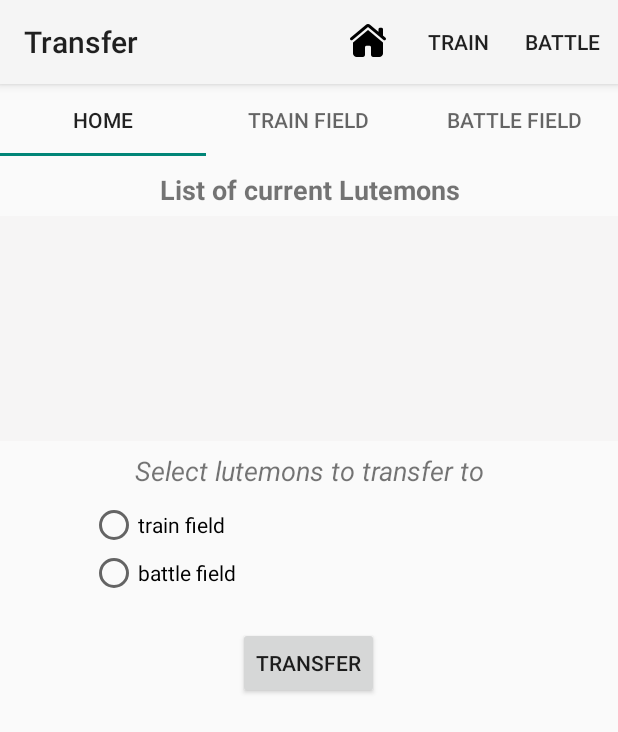
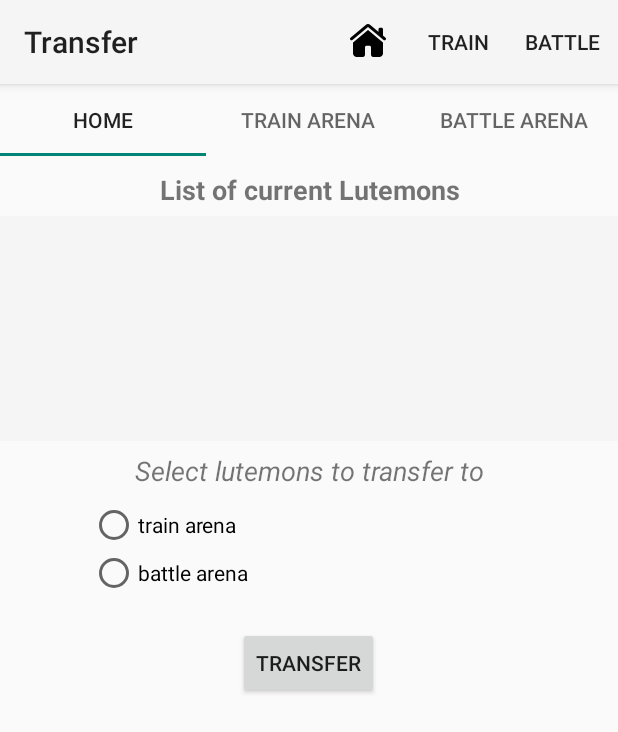
Before and after one commit to saugkim/LUT_Olio2023_HT_project, an Android app: the TransferActivity screen opened directly, with no data from a screen before it, after a tap on "TRANSFER", on a phone screen of 412 x 824 dp. Shown: the top 732 px of the screen. Run offline under Robolectric (Android 15) with nearby library versions, the phone set to English and light mode, and no system bars; our stand-ins replace Room's generated code.

Commit message:
code clean

```diff
--- a/Lutemon/app/src/main/java/ht/lutemon/Lutemon.java
+++ b/Lutemon/app/src/main/java/ht/lutemon/Lutemon.java
@@ -153,7 +153,8 @@ public class Lutemon implements Cloneable, Serializable {
                         this.team, this.name, opponent.getTeam(), opponent.getName());
 
         int damage = (this.attack + this.xp);
-        opponent.setCurrentHealth(opponent.getCurrentHealth() + opponent.getDefence() - damage);
+        int remainingHealth = Math.max((opponent.getCurrentHealth() + opponent.getDefence() - damage), 0);
+        opponent.setCurrentHealth(remainingHealth);
 
         return ret;
     }
--- a/Lutemon/app/src/main/java/ht/lutemon/LutemonRepository.java
+++ b/Lutemon/app/src/main/java/ht/lutemon/LutemonRepository.java
@@ -73,7 +73,7 @@ public class LutemonRepository {
         });
     }
 
-    public void updateCurrentHealthToMax(int id, int hp) {
+    public void updateCurrentHealth(int id, int hp) {
         LutemonDatabase.databaseWriteExecutor.execute(()-> {
             dao.updateHealth(id, hp);
         });
--- a/Lutemon/app/src/main/java/ht/lutemon/TransferActivity.java
+++ b/Lutemon/app/src/main/java/ht/lutemon/TransferActivity.java
@@ -21,7 +21,7 @@ public class TransferActivity extends AppCompatActivity {
     ViewPager2 viewPager;
     ViewPagerAdapter adapter;
 
-    public static String[] TITLES = new String[] {"HOME", "TRAIN FIELD", "BATTLE FIELD"};
+    public static String[] TITLES = new String[] {"HOME", "TRAIN ARENA", "BATTLE ARENA"};
 
     @Override
     protected void onCreate(Bundle savedInstanceState) {
@@ -33,25 +33,20 @@ public class TransferActivity extends AppCompatActivity {
 
         setViewPagerAdapter();
 
-        new TabLayoutMediator(tabLayout, viewPager, new TabLayoutMediator.TabConfigurationStrategy() {
-            @Override
-            public void onConfigureTab(@NonNull TabLayout.Tab tab, int position) {
-                tab.setText(TITLES[position]);
-            }
-        }).attach();
+        new TabLayoutMediator(tabLayout, viewPager,
+                (tab, position) -> tab.setText(TITLES[position])).attach();
     }
 
     public void setViewPagerAdapter() {
         adapter = new ViewPagerAdapter(this);
         ArrayList<Fragment> fragmentList = new ArrayList<>();
 
-        for (int i = 0; i < TITLES.length ; i++) {
-            fragmentList.add(TransferFragment.newInstance(TITLES[i]));
+        for (String title : TITLES) {
+            fragmentList.add(TransferFragment.newInstance(title));
         }
         adapter.setData(fragmentList);
         viewPager.setAdapter(adapter);
     }
-
 
 
     @Override
--- a/Lutemon/app/src/main/java/ht/lutemon/TransferFragment.java
+++ b/Lutemon/app/src/main/java/ht/lutemon/TransferFragment.java
@@ -26,7 +26,7 @@ public class TransferFragment extends Fragment {
 
     private static final String TAG = "ZZ Transfer";
     private static final String ARG_PARAM1 = "param1";
-    static String[] ARENAS = new String[] {"HOME", "TRAIN FIELD", "BATTLE FIELD"};
+    static String[] ARENAS = new String[] {"HOME", "TRAIN ARENA", "BATTLE ARENA"};
     LutemonRepository repository;
     LinearLayout layoutForLutemons;
     RadioGroup radioGroupArena;
@@ -78,7 +78,7 @@ public class TransferFragment extends Fragment {
         radioGroupArena = view.findViewById(R.id.radioGroupField);
         buttonTransfer = view.findViewById(R.id.buttonTransfer);
 
-        createArenaListToTransferInRadioGroup(view);
+        createListOfArenaToTransferInRadioGroup(view);
 
         resetUI();
 
@@ -87,15 +87,27 @@ public class TransferFragment extends Fragment {
         return view;
     }
 
-    /** invoked by buttonTransfer
+    /**
+     * call method to create check-box UI element
+     * be able to select multiple lutemons (no limit)
+     */
+    @Override
+    public void onResume() {
+        super.onResume();
+
+        resetUI();
+        createListOfLutemonsInArena(arena);
+    }
+
+    /** invoked by buttonTransfer onClick
      * transfer lutemon from current arena to another
-     * transfer to Home recover current health to max health
+     * transfer to Home lutemon recovers current health to max health
      * @param view
      */
     private void transfer(View view) {
-        String arena = getSelectedArenaToTransfer();
-        if (arena == null) {
-            Toast.makeText(view.getContext(), "Select field first", Toast.LENGTH_LONG).show();
+        String selectedArena = getSelectedArenaToTransfer();
+        if (selectedArena == null) {
+            Toast.makeText(view.getContext(), "Select arena to transfer to", Toast.LENGTH_LONG).show();
             return;
         }
 
@@ -107,11 +119,11 @@ public class TransferFragment extends Fragment {
 
         for (int i = 0; i < lutemonIndexes.size(); i++) {
             int index = lutemonIndexes.get(i);
-            repository.updateArena(index, arena.split(" ")[0]);
+            repository.updateArena(index, selectedArena.split(" ")[0]);
 
-            if (arena.equals("HOME")) {
+            if (selectedArena.equals("HOME")) {
                 String HP = lutemonInfoStrings.get(i).split("\\[")[1].split(" ")[6].split("/")[1];
-                repository.updateCurrentHealthToMax(index, Integer.parseInt(HP));
+                repository.updateCurrentHealth(index, Integer.parseInt(HP));
             }
         }
 
@@ -123,13 +135,13 @@ public class TransferFragment extends Fragment {
         cleanLayout();
     }
 
-    @Override
-    public void onResume() {
-        super.onResume();
-        resetUI();
-        createListOfLutemonsInArena(arena);
-    }
 
+    /**
+     * it creates list of lutemons in current arena using check-box UI elements
+     * @param field: name of current arena, HOME or TRAIN or BATTLE
+     * ViewModel is used to update information of lutemon (like current Health at Home)
+     * clean up first to remove ghost items (have been transferred to other arena)
+     */
     private void createListOfLutemonsInArena(String field) {
         Log.d(TAG, "getLutemonsInArena: called at onResume() " + field);
         switch (field){
@@ -141,7 +153,7 @@ public class TransferFragment extends Fragment {
                     }
                 });
                 return;
-            case "TRAIN FIELD":
+            case "TRAIN ARENA":
                 viewModel.getTrainLutemons().observe(getViewLifecycleOwner(), listOfLutemons -> {
                     cleanLayout();
                     for (Lutemon lutemon : listOfLutemons) {
@@ -149,7 +161,7 @@ public class TransferFragment extends Fragment {
                     }
                 });
                 return;
-            case "BATTLE FIELD":
+            case "BATTLE ARENA":
                 viewModel.getBattleLutemons().observe(getViewLifecycleOwner(), listOfLutemons -> {
                     cleanLayout();
                     for (Lutemon lutemon : listOfLutemons) {
@@ -161,6 +173,12 @@ public class TransferFragment extends Fragment {
                 break;
         }
     }
+
+    /**
+     * create check-box ui element with lutemon-id and short information
+     * @param info: it has name and color, and basic stats of lutemon, used to set check-box text
+     * @param id: unique lutemon id (given by room-database), used to set check-box id
+     */
     private void addCheckboxElement(String info, int id) {
         if (layoutForLutemons.getChildCount() > 0) {
             for (int i = 0; i < layoutForLutemons.getChildCount(); i++) {
@@ -176,7 +194,12 @@ public class TransferFragment extends Fragment {
         layoutForLutemons.addView(checkBox);
     }
 
-    private void createArenaListToTransferInRadioGroup(View view) {
+    /**
+     * used to create list of arena to transfer to using radio button
+     * list of arena not including current arena
+     * @param view to get context
+     */
+    private void createListOfArenaToTransferInRadioGroup(View view) {
         radioButtons = new ArrayList<>();
         for (String s : ARENAS) {
             if (!s.equals(arena)) {
@@ -188,6 +211,10 @@ public class TransferFragment extends Fragment {
         }
     }
 
+    /**
+     * radioGroup, radio button listener
+     * @return: name of the arena, if selected, null if no selection made
+     */
     private String getSelectedArenaToTransfer() {
         for (RadioButton button : radioButtons) {
             if (button.isChecked()) {
@@ -196,13 +223,21 @@ public class TransferFragment extends Fragment {
         }
         return null;
     }
+
+    /**
+     * check-box listener to get list of selected lutemons
+     * update class variables (arraylist)
+     * id and stats information of selected lutemons
+     */
     private void getSelectedLutemonsToTransfer() {
         lutemonIndexes = new ArrayList<>();
         lutemonInfoStrings = new ArrayList<>();
+
         ArrayList<CheckBox> boxes = new ArrayList<>();
         for (int i = 0; i < layoutForLutemons.getChildCount(); i++) {
             boxes.add((CheckBox) layoutForLutemons.getChildAt(i));
         }
+
         for (CheckBox cb : boxes) {
             if (cb.isChecked()) {
                 Log.d(TAG, "checkBox id: " + cb.getId());
@@ -212,6 +247,9 @@ public class TransferFragment extends Fragment {
         }
     }
 
+    /**
+     * clean up ui-elements (ghost lutemons)
+     */
     private void cleanLayout() {
         if (layoutForLutemons.getChildCount() > 0) {
             for (int i = 0; i < layoutForLutemons.getChildCount(); i++) {
--- a/Lutemon/app/src/main/res/layout/activity_train.xml
+++ b/Lutemon/app/src/main/res/layout/activity_train.xml
@@ -181,7 +181,8 @@ tools:context=".TrainActivity">
         <TextView
             android:id="@+id/tvTrainResult"
             android:layout_width="match_parent"
-            android:layout_height="150dp"
+            android:layout_height="wrap_content"
+            android:minHeight="180dp"
             android:background="#F6FAF5"
             android:lineSpacingMultiplier="1.2"
             android:gravity="center"
```
Also changed, not shown: Lutemon/app/src/main/java/ht/lutemon/TrainActivity.java (+13 -16 lines), Lutemon/app/src/main/res/layout/spinner_item_layout.xml (deleted, +0 -10 lines).
